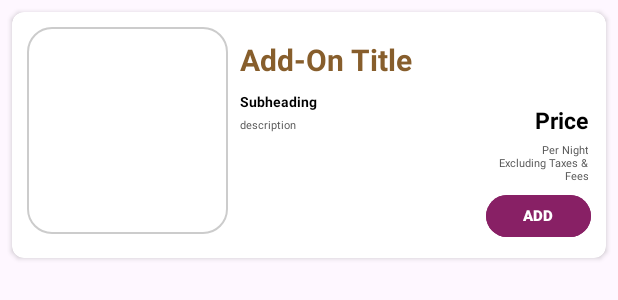
After one commit to angelb9967/Nurad-Admin-Mobile, an Android app: the layout item_addon.xml on its own in the app's theme, with its tools: preview values and no code run, on a phone screen of 412 x 824 dp. The commit adds this screen. Shown: the top 300 px of the screen. Run offline under Robolectric (Android 15) with nearby library versions, the phone set to English and light mode, and no system bars.

```diff
--- a/app/src/main/java/com/example/nuradadmin/Adapters/Adapter_Room.java
+++ b/app/src/main/java/com/example/nuradadmin/Adapters/Adapter_Room.java
@@ -21,7 +21,6 @@ import com.example.nuradadmin.Activities.List_and_Create.Activity_CreateRoom;
 import com.example.nuradadmin.Activities.List_and_Create.Activity_RoomTypes;
 import com.example.nuradadmin.Activities.List_and_Create.Activity_Rooms;
 import com.example.nuradadmin.Models.Model_PriceRule;
-import com.example.nuradadmin.Models.Model_RoomType;
 import com.example.nuradadmin.R;
 import com.example.nuradadmin.Models.Model_Room;
 import com.google.firebase.database.DataSnapshot;
--- a/app/src/main/res/layout/activity_create_booking.xml
+++ b/app/src/main/res/layout/activity_create_booking.xml
@@ -1077,7 +1077,7 @@
             <androidx.recyclerview.widget.RecyclerView
                 android:id="@+id/recyclerView"
                 android:layout_width="match_parent"
-                android:layout_height="0dp"
+                android:layout_height="wrap_content"
                 android:maxHeight="300dp"
                 android:layout_marginStart="30dp"
                 android:layout_marginEnd="30dp"
--- /dev/null
+++ b/app/src/main/res/layout/item_addon.xml
@@ -0,0 +1,102 @@
+<?xml version="1.0" encoding="utf-8"?>
+<androidx.cardview.widget.CardView xmlns:android="http://schemas.android.com/apk/res/android"
+    xmlns:app="http://schemas.android.com/apk/res-auto"
+    android:layout_width="match_parent"
+    android:layout_height="wrap_content"
+    android:layout_margin="8dp"
+    app:cardCornerRadius="8dp"
+    android:elevation="4dp">
+
+    <RelativeLayout
+        android:id="@+id/relativeLayout"
+        android:layout_width="match_parent"
+        android:layout_height="wrap_content"
+        android:padding="10dp">
+
+        <ImageView
+            android:id="@+id/addOnImage"
+            android:layout_width="134dp"
+            android:layout_height="138dp"
+            android:layout_marginEnd="8dp"
+            android:background="@drawable/rounded_corners"
+            android:scaleType="centerCrop" />
+
+        <TextView
+            android:id="@+id/addOnTitle"
+            android:layout_width="wrap_content"
+            android:layout_height="wrap_content"
+            android:layout_marginTop="8dp"
+            android:layout_marginBottom="4dp"
+            android:layout_toEndOf="@id/addOnImage"
+            android:text="Add-On Title"
+            android:textColor="#875E2C"
+            android:textSize="20sp"
+            android:textStyle="bold" />
+
+        <TextView
+            android:id="@+id/addOnSubheading"
+            android:layout_width="match_parent"
+            android:layout_height="wrap_content"
+            android:layout_below="@id/addOnTitle"
+            android:layout_marginTop="4dp"
+            android:layout_toEndOf="@id/addOnImage"
+            android:textColor="@color/black"
+            android:text="Subheading"
+            android:textStyle="bold"
+            android:textSize="9sp" />
+
+        <TextView
+            android:id="@+id/addOnDescription"
+            android:layout_width="76dp"
+            android:layout_height="wrap_content"
+            android:layout_below="@id/addOnSubheading"
+            android:layout_alignStart="@+id/addOnSubheading"
+            android:layout_marginTop="4dp"
+            android:layout_marginEnd="2dp"
+            android:text="description"
+            android:textAlignment="textStart"
+            android:textColor="#545454"
+            android:textSize="7sp" />
+
+        <TextView
+            android:id="@+id/addOnPrice"
+            android:layout_width="wrap_content"
+            android:layout_height="wrap_content"
+            android:layout_alignBaseline="@id/addOnDescription"
+            android:layout_alignParentEnd="true"
+            android:layout_marginTop="0dp"
+            android:layout_marginEnd="2dp"
+            android:text="Price"
+            android:textColor="#000000"
+            android:textSize="15sp"
+            android:textStyle="bold" />
+
+        <TextView
+            android:id="@+id/priceDetails"
+            android:layout_width="76dp"
+            android:layout_height="wrap_content"
+            android:layout_below="@id/addOnPrice"
+            android:layout_alignParentEnd="true"
+            android:layout_marginTop="4dp"
+            android:layout_marginEnd="2dp"
+            android:text="Per Night\nExcluding Taxes &amp; Fees"
+            android:textAlignment="textEnd"
+            android:textColor="#545454"
+            android:textSize="7sp" />
+
+        <Button
+            android:id="@+id/addBtn"
+            android:layout_width="70dp"
+            android:layout_height="36dp"
+            android:layout_below="@id/priceDetails"
+            android:layout_alignParentEnd="true"
+            android:layout_marginTop="4dp"
+            android:backgroundTint="#882065"
+            android:padding="2dp"
+            android:text="ADD"
+            android:textColor="#FFFFFF"
+            android:textSize="10sp"
+            android:textStyle="bold" />
+
+    </RelativeLayout>
+</androidx.cardview.widget.CardView>
```
Also changed, not shown: app/src/main/java/com/example/nuradadmin/Activities/List_and_Create/Activity_CreateBooking.java (+71 -12 lines), app/src/main/java/com/example/nuradadmin/Adapters/Adapter_AddOn.java (added, +95 -0 lines), app/src/main/java/com/example/nuradadmin/Models/Model_AddOns.java (added, +65 -0 lines), app/src/main/java/com/example/nuradadmin/Models/Model_Booking.java (+22 -13 lines).
